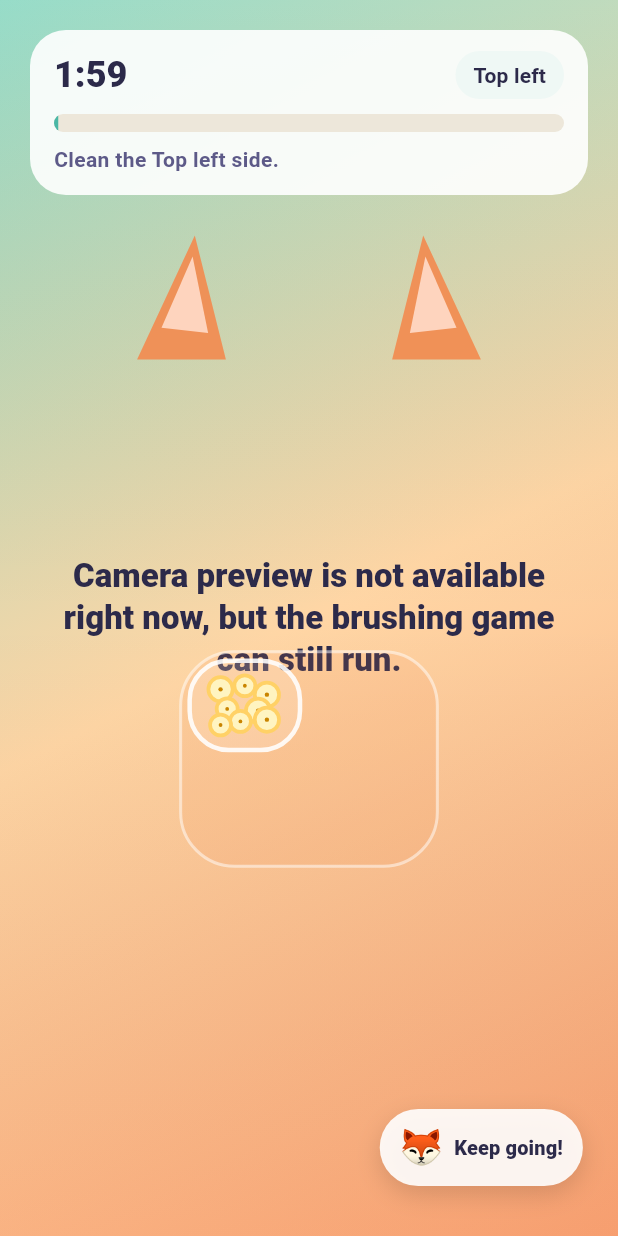
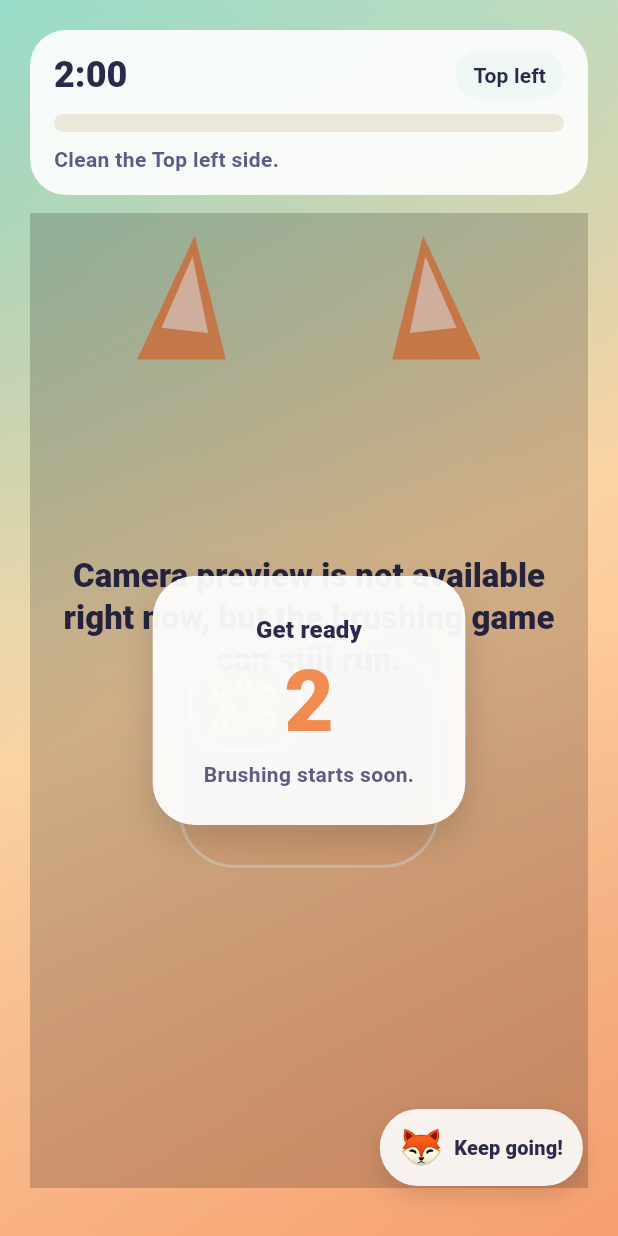
Before and after one commit to Hemyulin/better-brushing, a Flutter app: the CameraGameScreen screen opened directly with empty values, on a phone screen of 412 x 824 dp. Run offline on Flutter 3.47's test engine with Material 3 defaults, Android fonts, the light colour scheme and no system bars; our stand-ins replace camera; missing offline and left inert: mediapipe_face_mesh.

Commit message:
Add optional start countdown

```diff
--- a/lib/l10n/app_localizations.dart
+++ b/lib/l10n/app_localizations.dart
@@ -301,6 +301,36 @@ abstract class AppLocalizations {
   /// In en, this message translates to:
   /// **'{minutes} minutes'**
   String brushingDurationMinutes(String minutes);
+
+  /// No description provided for @startCountdownLabel.
+  ///
+  /// In en, this message translates to:
+  /// **'Start countdown'**
+  String get startCountdownLabel;
+
+  /// No description provided for @startCountdownOff.
+  ///
+  /// In en, this message translates to:
+  /// **'Off'**
+  String get startCountdownOff;
+
+  /// No description provided for @startCountdownSeconds.
+  ///
+  /// In en, this message translates to:
+  /// **'{seconds}s'**
+  String startCountdownSeconds(int seconds);
+
+  /// No description provided for @countdownReady.
+  ///
+  /// In en, this message translates to:
+  /// **'Get ready'**
+  String get countdownReady;
+
+  /// No description provided for @countdownStartsSoon.
+  ///
+  /// In en, this message translates to:
+  /// **'Brushing starts soon.'**
+  String get countdownStartsSoon;
 
   /// No description provided for @languageSettingsTitle.
   ///
--- a/lib/l10n/app_localizations_de.dart
+++ b/lib/l10n/app_localizations_de.dart
@@ -121,6 +121,23 @@ class AppLocalizationsDe extends AppLocalizations {
   String brushingDurationMinutes(String minutes) {
     return '$minutes Minuten';
   }
+
+  @override
+  String get startCountdownLabel => 'Start-Countdown';
+
+  @override
+  String get startCountdownOff => 'Aus';
+
+  @override
+  String startCountdownSeconds(int seconds) {
+    return '${seconds}s';
+  }
+
+  @override
+  String get countdownReady => 'Bereit machen';
+
+  @override
+  String get countdownStartsSoon => 'Gleich geht das Putzen los.';
 
   @override
   String get languageSettingsTitle => 'Sprache';
--- a/lib/l10n/app_localizations_en.dart
+++ b/lib/l10n/app_localizations_en.dart
@@ -121,6 +121,23 @@ class AppLocalizationsEn extends AppLocalizations {
   String brushingDurationMinutes(String minutes) {
     return '$minutes minutes';
   }
+
+  @override
+  String get startCountdownLabel => 'Start countdown';
+
+  @override
+  String get startCountdownOff => 'Off';
+
+  @override
+  String startCountdownSeconds(int seconds) {
+    return '${seconds}s';
+  }
+
+  @override
+  String get countdownReady => 'Get ready';
+
+  @override
+  String get countdownStartsSoon => 'Brushing starts soon.';
 
   @override
   String get languageSettingsTitle => 'Language';
--- a/lib/models/app_settings.dart
+++ b/lib/models/app_settings.dart
@@ -15,6 +15,7 @@ enum FoodVisualCategory { everything, vegetarian, vegan }
 class AppSettings {
   const AppSettings({
     this.brushingDurationSeconds = 120,
+    this.startCountdownSeconds = 3,
     this.language = AppLanguage.system,
     this.pauseControl = PauseControl.screen,
     this.pauseLockEnabled = false,
@@ -38,6 +39,7 @@ class AppSettings {
   ];
 
   final int brushingDurationSeconds;
+  final int startCountdownSeconds;
   final AppLanguage language;
   final PauseControl pauseControl;
   final bool pauseLockEnabled;
@@ -55,6 +57,7 @@ class AppSettings {
   static const minDurationSeconds = 60;
   static const maxDurationSeconds = 300;
   static const durationStepSeconds = 30;
+  static const countdownOptionsSeconds = [0, 3, 5, 10];
   static const minCharacterOffset = -1.0;
   static const maxCharacterOffset = 1.0;
 
@@ -74,6 +77,7 @@ class AppSettings {
 
   AppSettings copyWith({
     int? brushingDurationSeconds,
+    int? startCountdownSeconds,
     AppLanguage? language,
     PauseControl? pauseControl,
     bool? pauseLockEnabled,
@@ -91,6 +95,8 @@ class AppSettings {
     return AppSettings(
       brushingDurationSeconds:
           brushingDurationSeconds ?? this.brushingDurationSeconds,
+      startCountdownSeconds:
+          startCountdownSeconds ?? this.startCountdownSeconds,
       language: language ?? this.language,
       pauseControl: pauseControl ?? this.pauseControl,
       pauseLockEnabled: pauseLockEnabled ?? this.pauseLockEnabled,
@@ -113,6 +119,7 @@ class AppSettings {
   Map<String, Object> toJson() {
     return <String, Object>{
       'brushingDurationSeconds': brushingDurationSeconds,
+      'startCountdownSeconds': startCountdownSeconds,
       'language': language.name,
       'pauseControl': pauseControl.name,
       'pauseLockEnabled': pauseLockEnabled,
@@ -132,6 +139,7 @@ class AppSettings {
   factory AppSettings.fromJson(Map<String, Object?> json) {
     return AppSettings(
       brushingDurationSeconds: _readDuration(json['brushingDurationSeconds']),
+      startCountdownSeconds: _readCountdown(json['startCountdownSeconds']),
       language: _readEnum(
         AppLanguage.values,
         json['language'],
@@ -177,6 +185,11 @@ class AppSettings {
   static int _readDuration(Object? value) {
     final duration = value is num ? value.round() : 120;
     return duration.clamp(minDurationSeconds, maxDurationSeconds);
+  }
+
+  static int _readCountdown(Object? value) {
+    final seconds = value is num ? value.round() : 3;
+    return countdownOptionsSeconds.contains(seconds) ? seconds : 3;
   }
 
   static double _readCharacterOffset(Object? value) {
--- a/lib/screens/camera_game_screen.dart
+++ b/lib/screens/camera_game_screen.dart
@@ -82,6 +82,7 @@ class _CameraGameScreenState extends State<CameraGameScreen>
   late final BrushingSessionController _controller;
   late final AnimationController _characterAnimation;
   late final AnimationController _zoneChangeAnimation;
+  Timer? _countdownTimer;
   StreamSubscription<void>? _volumeButtonSubscription;
   CameraController? _cameraController;
   Future<void>? _cameraFuture;
@@ -94,6 +95,7 @@ class _CameraGameScreenState extends State<CameraGameScreen>
   DateTime _lastFaceFrameStartedAt = DateTime.fromMillisecondsSinceEpoch(0);
   bool _isProcessingFaceFrame = false;
   bool _isStreamingCameraImages = false;
+  int? _countdownRemaining;
 
   static const Map<DeviceOrientation, int> _deviceOrientationDegrees = {
     DeviceOrientation.portraitUp: 0,
@@ -108,7 +110,7 @@ class _CameraGameScreenState extends State<CameraGameScreen>
     _controller = BrushingSessionController(
       brushingDurationSeconds: widget.settings.brushingDurationSeconds,
       zoneOrder: widget.settings.zoneOrder,
-    )..start();
+    );
     _lastAnimatedZone = _controller.currentZone;
     _controller.addListener(_handleSessionChanged);
     _configureVolumePause();
@@ -123,7 +125,33 @@ class _CameraGameScreenState extends State<CameraGameScreen>
       duration: const Duration(milliseconds: 1050),
       value: 1,
     );
+    _startCountdownOrBrushing();
     _initializePlainCamera();
+  }
+
+  void _startCountdownOrBrushing() {
+    final countdownSeconds = widget.settings.startCountdownSeconds;
+    if (countdownSeconds <= 0) {
+      _controller.start();
+      return;
+    }
+
+    _countdownRemaining = countdownSeconds;
+    _countdownTimer = Timer.periodic(const Duration(seconds: 1), (_) {
+      if (!mounted) {
+        return;
+      }
+      final remaining = _countdownRemaining;
+      if (remaining == null || remaining <= 1) {
+        _countdownTimer?.cancel();
+        _countdownTimer = null;
+        setState(() => _countdownRemaining = null);
+        _controller.start();
+        return;
+      }
+
+      setState(() => _countdownRemaining = remaining - 1);
+    });
   }
 
   void _configureVolumePause() {
@@ -418,6 +446,7 @@ class _CameraGameScreenState extends State<CameraGameScreen>
 
   @override
   void dispose() {
+    _countdownTimer?.cancel();
     VolumeButtonService.instance.setEnabled(false);
     _volumeButtonSubscription?.cancel();
     if (_isStreamingCameraImages == true) {
@@ -501,6 +530,13 @@ class _CameraGameScreenState extends State<CameraGameScreen>
                                   locked: widget.settings.pauseLockEnabled,
                                 ),
                               ),
+                            if (_countdownRemaining != null)
+                              Positioned.fill(
+                                child: _CountdownOverlay(
+                                  remaining: _countdownRemaining!,
+                                  color: _themeColor,
+                                ),
+                              ),
                             Align(
                               alignment: Alignment.bottomRight,
                               child: _CharacterReaction(
@@ -1419,6 +1455,75 @@ class _PausedOverlay extends StatelessWidget {
                 const SizedBox(height: 6),
                 Text(
                   locked ? l10n.longPressToResume : l10n.tapToResume,
+                  textAlign: TextAlign.center,
+                  style: Theme.of(context).textTheme.bodyMedium?.copyWith(
+                    color: const Color(0xFF5D5A88),
+                    fontWeight: FontWeight.w700,
+                  ),
+                ),
+              ],
+            ),
+          ),
+        ),
+      ),
+    );
+  }
+}
+
+class _CountdownOverlay extends StatelessWidget {
+  const _CountdownOverlay({required this.remaining, required this.color});
+
+  final int remaining;
+  final Color color;
+
+  @override
+  Widget build(BuildContext context) {
+    final l10n = context.l10n;
+
+    return DecoratedBox(
+      decoration: BoxDecoration(color: Colors.black.withValues(alpha: 0.18)),
+      child: Center(
+        child: DecoratedBox(
+          decoration: BoxDecoration(
+            color: Colors.white.withValues(alpha: 0.94),
+            borderRadius: BorderRadius.circular(28),
+            boxShadow: const [
+              BoxShadow(
+                color: Color(0x26000000),
+                blurRadius: 20,
+                offset: Offset(0, 10),
+              ),
+            ],
+          ),
+          child: Padding(
+            padding: const EdgeInsets.symmetric(horizontal: 34, vertical: 24),
+            child: Column(
+              mainAxisSize: MainAxisSize.min,
+              children: [
+                Text(
+                  l10n.countdownReady,
+                  style: Theme.of(context).textTheme.titleMedium?.copyWith(
+                    fontWeight: FontWeight.w900,
+                    color: const Color(0xFF2C2A4A),
+                  ),
+                ),
+                const SizedBox(height: 4),
+                AnimatedSwitcher(
+                  duration: const Duration(milliseconds: 220),
+                  transitionBuilder: (child, animation) =>
+                      ScaleTransition(scale: animation, child: child),
+                  child: Text(
+                    '$remaining',
+                    key: ValueKey(remaining),
+                    style: Theme.of(context).textTheme.displayLarge?.copyWith(
+                      fontWeight: FontWeight.w900,
+                      color: color,
+                    ),
+                  ),
+                ),
+                const SizedBox(height: 6),
+                Text(
+                  l10n.countdownStartsSoon,
                   textAlign: TextAlign.center,
                   style: Theme.of(context).textTheme.bodyMedium?.copyWith(
                     color: const Color(0xFF5D5A88),
```
Also changed, not shown: lib/l10n/app_de.arb (+12 -0 lines), lib/l10n/app_en.arb (+12 -0 lines), lib/screens/settings_screen.dart (+31 -0 lines).
